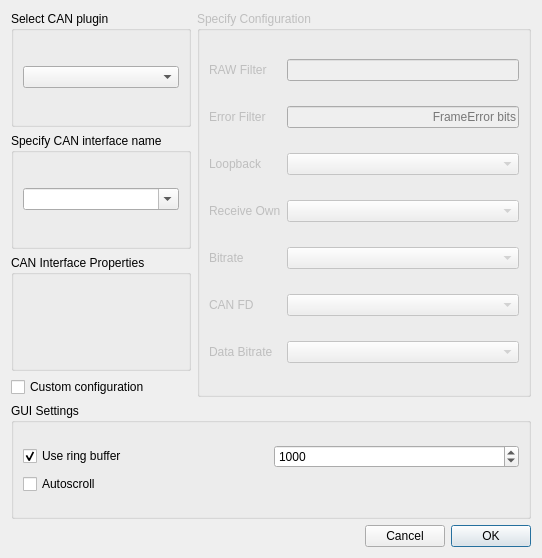
First picture: the form in connectdialog.ui, repository ZCL-ling/CAN_note, before the edit.
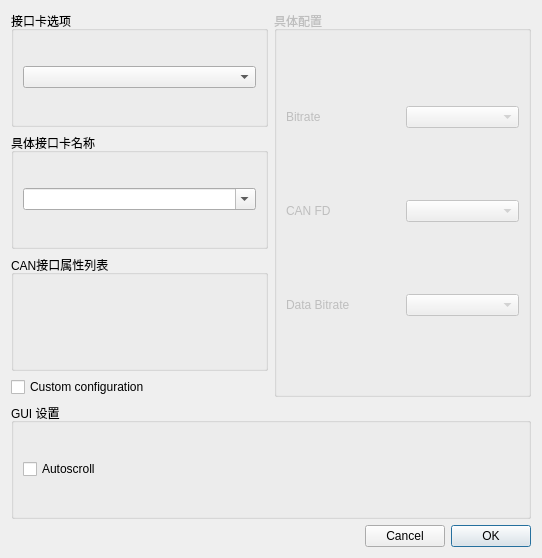
Second picture: the form after the edit. Custom widgets are drawn as their Qt base class.

Diff of the .ui file:
```diff
--- a/connectdialog.ui
+++ b/connectdialog.ui
@@ -19,7 +19,7 @@
      <item row="0" column="0">
       <widget class="QGroupBox" name="selectPluginBox">
        <property name="title">
-        <string>Select CAN plugin</string>
+        <string>接口卡选项</string>
        </property>
        <layout class="QGridLayout" name="gridLayout">
         <item row="0" column="0">
@@ -31,50 +31,11 @@
      <item row="4" column="0" colspan="2">
       <widget class="QGroupBox" name="groupBox">
        <property name="title">
-        <string>GUI Settings</string>
+        <string>GUI 设置</string>
        </property>
        <layout class="QGridLayout" name="gridLayout_2">
         <item row="0" column="0">
          <layout class="QVBoxLayout" name="verticalLayout_2">
-          <item>
-           <layout class="QHBoxLayout" name="horizontalLayout_2">
-            <item>
-             <widget class="QCheckBox" name="ringBufferBox">
-              <property name="toolTip">
-               <string>&lt;html&gt;&lt;head/&gt;&lt;body&gt;&lt;p&gt;Use ring buffer in table view model&lt;/p&gt;&lt;/body&gt;&lt;/html&gt;</string>
-              </property>
-              <property name="text">
-               <string>Use ring buffer</string>
-              </property>
-              <property name="checked">
-               <bool>true</bool>
-              </property>
-             </widget>
-            </item>
-            <item>
-             <widget class="QSpinBox" name="ringBufferLimitBox">
-              <property name="toolTip">
-               <string>&lt;html&gt;&lt;head/&gt;&lt;body&gt;&lt;p&gt;Limit of ring buffer in table view model&lt;/p&gt;&lt;/body&gt;&lt;/html&gt;</string>
-              </property>
-              <property name="minimum">
-               <number>10</number>
-              </property>
-              <property name="maximum">
-               <number>10000000</number>
-              </property>
-              <property name="singleStep">
-               <number>10</number>
-              </property>
-              <property name="stepType">
-               <enum>QAbstractSpinBox::AdaptiveDecimalStepType</enum>
-              </property>
-              <property name="value">
-               <number>1000</number>
-              </property>
-             </widget>
-            </item>
-           </layout>
-          </item>
           <item>
            <widget class="QCheckBox" name="autoscrollBox">
             <property name="toolTip">
@@ -103,90 +64,39 @@
         <bool>false</bool>
        </property>
        <property name="title">
-        <string>Specify Configuration</string>
+        <string>具体配置</string>
        </property>
        <layout class="QGridLayout" name="gridLayout_4">
-        <item row="0" column="0">
-         <widget class="QLabel" name="rawFilterLabel">
-          <property name="text">
-           <string>RAW Filter</string>
-          </property>
-         </widget>
-        </item>
         <item row="0" column="1">
-         <widget class="QLineEdit" name="rawFilterEdit">
-          <property name="alignment">
-           <set>Qt::AlignRight|Qt::AlignTrailing|Qt::AlignVCenter</set>
-          </property>
-         </widget>
+         <widget class="BitRateBox" name="bitrateBox"/>
         </item>
         <item row="1" column="0">
-         <widget class="QLabel" name="errorFilterLabel">
+         <widget class="QLabel" name="canFdLabel">
           <property name="text">
-           <string>Error Filter</string>
-          </property>
-         </widget>
-        </item>
-        <item row="1" column="1">
-         <widget class="QLineEdit" name="errorFilterEdit">
-          <property name="alignment">
-           <set>Qt::AlignRight|Qt::AlignTrailing|Qt::AlignVCenter</set>
-          </property>
-          <property name="placeholderText">
-           <string>FrameError bits</string>
-          </property>
-         </widget>
-        </item>
-        <item row="2" column="0">
-         <widget class="QLabel" name="loopbackLabel">
-          <property name="text">
-           <string>Loopback</string>
+           <string>CAN FD</string>
           </property>
          </widget>
         </item>
         <item row="2" column="1">
-         <widget class="QComboBox" name="loopbackBox"/>
+         <widget class="BitRateBox" name="dataBitrateBox"/>
         </item>
-        <item row="3" column="0">
-         <widget class="QLabel" name="receiveOwnLabel">
-          <property name="text">
-           <string>Receive Own</string>
-          </property>
-         </widget>
-        </item>
-        <item row="3" column="1">
-         <widget class="QComboBox" name="receiveOwnBox"/>
-        </item>
-        <item row="4" column="0">
+        <item row="0" column="0">
          <widget class="QLabel" name="bitrateLabel">
           <property name="text">
            <string>Bitrate</string>
           </property>
          </widget>
         </item>
-        <item row="4" column="1">
-         <widget class="BitRateBox" name="bitrateBox"/>
-        </item>
-        <item row="5" column="0">
-         <widget class="QLabel" name="canFdLabel">
-          <property name="text">
-           <string>CAN FD</string>
-          </property>
-         </widget>
-        </item>
-        <item row="5" column="1">
+        <item row="1" column="1">
          <widget class="QComboBox" name="canFdBox"/>
         </item>
-        <item row="6" column="0">
+        <item row="2" column="0">
          <widget class="QLabel" name="dataBitrateLabel">
           <property name="text">
            <string>Data Bitrate</string>
           </property>
          </widget>
         </item>
-        <item row="6" column="1">
-         <widget class="BitRateBox" name="dataBitrateBox"/>
-        </item>
        </layout>
       </widget>
      </item>
@@ -233,7 +143,7 @@
      <item row="1" column="0">
       <widget class="QGroupBox" name="specifyInterfaceNameBox">
        <property name="title">
-        <string>Specify CAN interface name</string>
+        <string>具体接口卡名称</string>
        </property>
        <layout class="QGridLayout" name="gridLayout_3">
         <item row="0" column="0">
@@ -252,7 +162,7 @@
         <bool>true</bool>
        </property>
        <property name="title">
-        <string>CAN Interface Properties</string>
+        <string>CAN接口属性列表</string>
        </property>
       </widget>
      </item>
```
